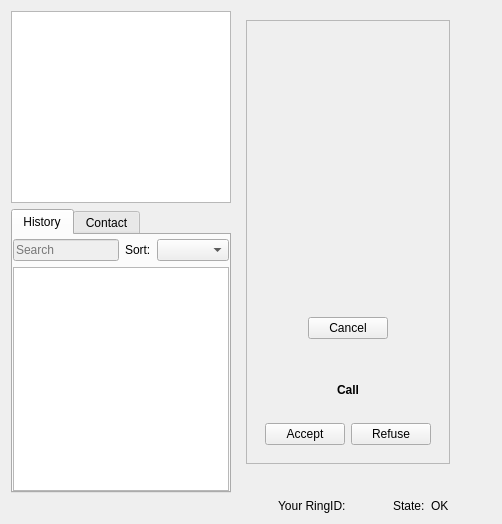
The window that callwidget.ui (savoirfairelinux/jami-client-windows) describes before a commit, drawn with Qt 5.
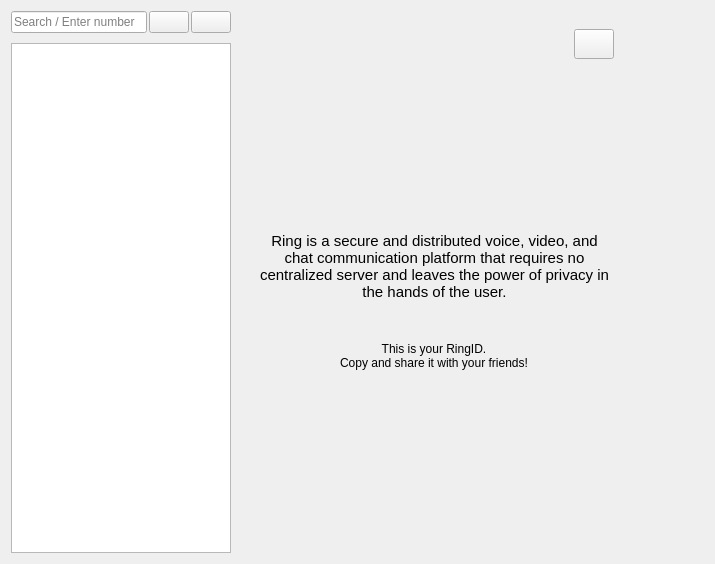
The same window after the commit. The open tabs and pages were chosen to show the change. Icons and pictures are not drawn. Custom widgets are drawn as their Qt base class.

Commit message:
smartlist: implement smart list view
- remove mainbar
- reconnect search/call bar
- add welcome screen
- add smartlist delegate
- use PeopleProxy
- clean and guard (WIN32) code
- remove state label
- convert left tab menu to stackedwidget

WARNING: Depends on #2844 and #2872 of LRC

Issue: #81177

```diff
--- a/callwidget.ui
+++ b/callwidget.ui
@@ -6,8 +6,8 @@
    <rect>
     <x>0</x>
     <y>0</y>
-    <width>502</width>
-    <height>524</height>
+    <width>715</width>
+    <height>564</height>
    </rect>
   </property>
   <property name="sizePolicy">
@@ -33,37 +33,159 @@
        <enum>QLayout::SetMaximumSize</enum>
       </property>
       <item>
-       <widget class="QFrame" name="videoFrame">
-        <property name="sizePolicy">
-         <sizepolicy hsizetype="MinimumExpanding" vsizetype="MinimumExpanding">
-          <horstretch>0</horstretch>
-          <verstretch>0</verstretch>
-         </sizepolicy>
+       <widget class="QStackedWidget" name="stackedWidget">
+        <property name="currentIndex">
+         <number>0</number>
         </property>
+        <widget class="QWidget" name="welcomePage">
+         <layout class="QGridLayout" name="gridLayout_2">
+          <item row="3" column="0" colspan="2" alignment="Qt::AlignHCenter">
+           <widget class="QLabel" name="label">
+            <property name="font">
+             <font>
+              <underline>false</underline>
+              <strikeout>false</strikeout>
+              <kerning>true</kerning>
+             </font>
+            </property>
+            <property name="text">
+             <string>This is your RingID.
+Copy and share it with your friends!</string>
+            </property>
+            <property name="alignment">
+             <set>Qt::AlignCenter</set>
+            </property>
+            <property name="wordWrap">
+             <bool>true</bool>
+            </property>
+           </widget>
+          </item>
+          <item row="6" column="0">
+           <spacer name="verticalSpacer_2">
+            <property name="orientation">
+             <enum>Qt::Vertical</enum>
+            </property>
+            <property name="sizeHint" stdset="0">
+             <size>
+              <width>20</width>
+              <height>40</height>
+             </size>
+            </property>
+           </spacer>
+          </item>
+          <item row="0" column="1" alignment="Qt::AlignRight|Qt::AlignTop">
+           <widget class="QPushButton" name="settingsButton">
+            <property name="minimumSize">
+             <size>
+              <width>30</width>
+              <height>30</height>
+             </size>
+            </property>
+            <property name="text">
+             <string/>
+            </property>
+            <property name="icon">
+             <iconset resource="ressources.qrc">
+              <normaloff>:/images/settings.png</normaloff>:/images/settings.png</iconset>
+            </property>
+            <property name="iconSize">
+             <size>
+              <width>25</width>
+              <height>25</height>
+             </size>
+            </property>
+            <property name="flat">
+             <bool>false</bool>
+            </property>
+           </widget>
+          </item>
+          <item row="4" column="0" colspan="2" alignment="Qt::AlignHCenter">
+           <widget class="QLabel" name="ringIdLabel">
         <property name="minimumSize">
          <size>
           <width>0</width>
           <height>0</height>
          </size>
         </property>
-        <property name="frameShape">
-         <enum>QFrame::StyledPanel</enum>
-        </property>
-        <property name="frameShadow">
-         <enum>QFrame::Raised</enum>
-        </property>
-        <layout class="QVBoxLayout" name="verticalLayout_7">
-         <item>
-          <widget class="VideoView" name="videoWidget" native="true">
+            <property name="font">
+             <font>
+              <pointsize>12</pointsize>
+             </font>
+            </property>
+            <property name="text">
+             <string notr="true"/>
+            </property>
+            <property name="margin">
+             <number>0</number>
+            </property>
+            <property name="textInteractionFlags">
+             <set>Qt::LinksAccessibleByMouse|Qt::TextSelectableByMouse</set>
+            </property>
+           </widget>
+          </item>
+          <item row="2" column="0" colspan="2" alignment="Qt::AlignHCenter">
+           <widget class="QLabel" name="descLabel">
            <property name="sizePolicy">
-            <sizepolicy hsizetype="MinimumExpanding" vsizetype="MinimumExpanding">
+             <sizepolicy hsizetype="Expanding" vsizetype="Expanding">
              <horstretch>0</horstretch>
              <verstretch>0</verstretch>
             </sizepolicy>
            </property>
-          </widget>
-         </item>
-         <item>
+            <property name="font">
+             <font>
+              <pointsize>11</pointsize>
+              <weight>50</weight>
+              <bold>false</bold>
+             </font>
+            </property>
+            <property name="text">
+             <string>Ring is a secure and distributed voice, video, and chat communication platform that requires no centralized server and leaves the power of privacy in the hands of the user.</string>
+            </property>
+            <property name="alignment">
+             <set>Qt::AlignCenter</set>
+            </property>
+            <property name="wordWrap">
+             <bool>true</bool>
+            </property>
+           </widget>
+          </item>
+          <item row="1" column="0" colspan="2">
+           <widget class="QLabel" name="ringLogo">
+            <property name="sizePolicy">
+             <sizepolicy hsizetype="Preferred" vsizetype="Maximum">
+              <horstretch>0</horstretch>
+              <verstretch>0</verstretch>
+             </sizepolicy>
+            </property>
+            <property name="maximumSize">
+             <size>
+              <width>16777215</width>
+              <height>200</height>
+             </size>
+            </property>
+            <property name="text">
+             <string/>
+            </property>
+           </widget>
+          </item>
+          <item row="0" column="0">
+           <spacer name="verticalSpacer">
+            <property name="orientation">
+             <enum>Qt::Vertical</enum>
+            </property>
+            <property name="sizeHint" stdset="0">
+             <size>
+              <width>20</width>
+              <height>40</height>
+             </size>
+            </property>
+           </spacer>
+          </item>
+         </layout>
+        </widget>
+        <widget class="QWidget" name="callInvitePage">
+         <layout class="QVBoxLayout" name="verticalLayout_9">
+          <item alignment="Qt::AlignHCenter|Qt::AlignVCenter">
           <widget class="QWidget" name="spinnerWidget" native="true">
            <layout class="QVBoxLayout" name="spinnerLayout">
             <item alignment="Qt::AlignHCenter|Qt::AlignVCenter">
@@ -171,32 +293,12 @@
          </item>
         </layout>
        </widget>
-      </item>
-      <item alignment="Qt::AlignHCenter">
-       <widget class="QLabel" name="callStateLabel">
-        <property name="sizePolicy">
-         <sizepolicy hsizetype="Preferred" vsizetype="Fixed">
-          <horstretch>0</horstretch>
-          <verstretch>0</verstretch>
-         </sizepolicy>
-        </property>
-        <property name="text">
-         <string notr="true"/>
-        </property>
-       </widget>
-      </item>
-     </layout>
-    </widget>
-   </item>
-   <item row="0" column="2">
-    <layout class="QVBoxLayout" name="verticalLayout_8">
-     <property name="leftMargin">
-      <number>0</number>
-     </property>
+        <widget class="QWidget" name="videoPage">
+         <layout class="QVBoxLayout" name="verticalLayout_10">
      <item>
-      <widget class="InstantMessagingWidget" name="instantMessagingWidget" native="true">
+           <widget class="QFrame" name="videoFrame">
        <property name="sizePolicy">
-        <sizepolicy hsizetype="MinimumExpanding" vsizetype="Expanding">
+             <sizepolicy hsizetype="MinimumExpanding" vsizetype="MinimumExpanding">
          <horstretch>0</horstretch>
          <verstretch>0</verstretch>
         </sizepolicy>
@@ -207,52 +309,32 @@
          <height>0</height>
         </size>
        </property>
-      </widget>
-     </item>
-    </layout>
-   </item>
-   <item row="1" column="1">
-    <layout class="QHBoxLayout" name="horizontalLayout_5" stretch="1,0,0">
-     <property name="topMargin">
-      <number>0</number>
-     </property>
-     <property name="rightMargin">
-      <number>10</number>
-     </property>
-     <item alignment="Qt::AlignHCenter">
-      <widget class="QLabel" name="ringIdLabel">
-       <property name="minimumSize">
-        <size>
-         <width>0</width>
-         <height>0</height>
-        </size>
-       </property>
-       <property name="text">
-        <string notr="true">Your RingID:</string>
-       </property>
-       <property name="margin">
-        <number>0</number>
-       </property>
-       <property name="textInteractionFlags">
-        <set>Qt::LinksAccessibleByMouse|Qt::TextSelectableByMouse</set>
-       </property>
-      </widget>
-     </item>
-     <item>
-      <widget class="QLabel" name="stateLabel">
-       <property name="text">
-        <string>State:</string>
-       </property>
-      </widget>
-     </item>
-     <item alignment="Qt::AlignRight">
-      <widget class="QLabel" name="accountStateHintLabel">
-       <property name="text">
-        <string>OK</string>
-       </property>
-      </widget>
-     </item>
-    </layout>
+            <property name="frameShape">
+             <enum>QFrame::StyledPanel</enum>
+            </property>
+            <property name="frameShadow">
+             <enum>QFrame::Raised</enum>
+            </property>
+            <layout class="QVBoxLayout" name="verticalLayout_7">
+             <item>
+              <widget class="VideoView" name="videoWidget" native="true">
+               <property name="sizePolicy">
+                <sizepolicy hsizetype="MinimumExpanding" vsizetype="MinimumExpanding">
+                 <horstretch>0</horstretch>
+                 <verstretch>0</verstretch>
+                </sizepolicy>
+               </property>
+              </widget>
+             </item>
+            </layout>
+           </widget>
+          </item>
+         </layout>
+        </widget>
+       </widget>
+      </item>
+     </layout>
+    </widget>
    </item>
    <item row="0" column="0">
     <layout class="QVBoxLayout" name="verticalLayout_2">
@@ -263,96 +345,39 @@
       <enum>QLayout::SetDefaultConstraint</enum>
      </property>
      <item>
-      <layout class="QVBoxLayout" name="verticalLayout_5" stretch="0,1">
-       <property name="topMargin">
-        <number>0</number>
-       </property>
-       <item>
-        <widget class="QListView" name="callList">
-         <property name="sizePolicy">
-          <sizepolicy hsizetype="MinimumExpanding" vsizetype="MinimumExpanding">
-           <horstretch>0</horstretch>
-           <verstretch>0</verstretch>
-          </sizepolicy>
-         </property>
-         <property name="minimumSize">
-          <size>
-           <width>0</width>
-           <height>0</height>
-          </size>
-         </property>
+      <widget class="QWidget" name="selectBar" native="true">
          <property name="maximumSize">
           <size>
            <width>220</width>
            <height>16777215</height>
           </size>
          </property>
-        </widget>
-       </item>
-       <item>
-        <widget class="QTabWidget" name="tabWidget">
-         <property name="sizePolicy">
-          <sizepolicy hsizetype="MinimumExpanding" vsizetype="MinimumExpanding">
-           <horstretch>0</horstretch>
-           <verstretch>0</verstretch>
-          </sizepolicy>
-         </property>
-         <property name="minimumSize">
-          <size>
-           <width>0</width>
-           <height>0</height>
-          </size>
-         </property>
-         <property name="maximumSize">
-          <size>
-           <width>220</width>
-           <height>16777215</height>
-          </size>
-         </property>
-         <property name="currentIndex">
-          <number>1</number>
-         </property>
-         <widget class="QWidget" name="historyTab">
-          <property name="sizePolicy">
-           <sizepolicy hsizetype="MinimumExpanding" vsizetype="MinimumExpanding">
-            <horstretch>0</horstretch>
-            <verstretch>0</verstretch>
-           </sizepolicy>
-          </property>
-          <property name="minimumSize">
-           <size>
-            <width>0</width>
-            <height>0</height>
-           </size>
-          </property>
-          <attribute name="title">
-           <string>History</string>
-          </attribute>
-          <layout class="QVBoxLayout" name="verticalLayout_6">
-           <property name="leftMargin">
-            <number>0</number>
-           </property>
-           <property name="topMargin">
-            <number>4</number>
-           </property>
-           <property name="rightMargin">
-            <number>0</number>
-           </property>
-           <property name="bottomMargin">
-            <number>0</number>
-           </property>
-           <item>
             <layout class="QHBoxLayout" name="horizontalLayout_4">
+        <property name="spacing">
+         <number>2</number>
+        </property>
+        <property name="leftMargin">
+         <number>0</number>
+        </property>
              <property name="topMargin">
               <number>0</number>
              </property>
+        <property name="rightMargin">
+         <number>0</number>
+        </property>
+        <property name="bottomMargin">
+         <number>0</number>
+        </property>
              <item>
-              <widget class="QLineEdit" name="lineEdit">
+         <widget class="QLineEdit" name="searchEdit">
                <property name="enabled">
-                <bool>false</bool>
+           <bool>true</bool>
+          </property>
+          <property name="maxLength">
+           <number>100</number>
                </property>
                <property name="placeholderText">
-                <string>Search</string>
+           <string>Search / Enter number</string>
                </property>
                <property name="clearButtonEnabled">
                 <bool>true</bool>
@@ -360,23 +385,43 @@
               </widget>
              </item>
              <item>
-              <widget class="QLabel" name="label">
+         <widget class="QPushButton" name="contactButton">
                <property name="text">
-                <string>Sort:</string>
+           <string/>
+          </property>
+          <property name="icon">
+           <iconset resource="ressources.qrc">
+            <normaloff>:/images/account.png</normaloff>:/images/account.png</iconset>
+          </property>
+          <property name="checkable">
+           <bool>true</bool>
                </property>
               </widget>
              </item>
              <item>
-              <widget class="QComboBox" name="sortComboBox">
-               <property name="layoutDirection">
-                <enum>Qt::LeftToRight</enum>
+         <widget class="QPushButton" name="historicButton">
+          <property name="text">
+           <string/>
+          </property>
+          <property name="icon">
+           <iconset resource="ressources.qrc">
+            <normaloff>:/images/history.png</normaloff>:/images/history.png</iconset>
+          </property>
+          <property name="checkable">
+           <bool>true</bool>
                </property>
               </widget>
              </item>
             </layout>
+      </widget>
            </item>
            <item>
-            <widget class="QTreeView" name="historyList">
+      <layout class="QVBoxLayout" name="verticalLayout_5" stretch="0">
+       <property name="topMargin">
+        <number>0</number>
+       </property>
+       <item>
+        <widget class="QStackedWidget" name="mainTabMenu">
              <property name="sizePolicy">
               <sizepolicy hsizetype="MinimumExpanding" vsizetype="MinimumExpanding">
                <horstretch>0</horstretch>
@@ -395,23 +440,29 @@
                <height>16777215</height>
               </size>
              </property>
-             <property name="frameShadow">
-              <enum>QFrame::Plain</enum>
-             </property>
-            </widget>
+         <property name="currentIndex">
+          <number>0</number>
+         </property>
+         <widget class="QWidget" name="mainTabMenuPage1" native="true">
+          <layout class="QVBoxLayout" name="verticalLayout_6">
+           <property name="leftMargin">
+            <number>0</number>
+           </property>
+           <property name="topMargin">
+            <number>4</number>
+           </property>
+           <property name="rightMargin">
+            <number>0</number>
+           </property>
+           <property name="bottomMargin">
+            <number>0</number>
+           </property>
+           <item>
+            <widget class="QTreeView" name="smartList"/>
            </item>
           </layout>
          </widget>
-         <widget class="QWidget" name="contactTab">
-          <property name="sizePolicy">
-           <sizepolicy hsizetype="MinimumExpanding" vsizetype="MinimumExpanding">
-            <horstretch>0</horstretch>
-            <verstretch>0</verstretch>
-           </sizepolicy>
-          </property>
-          <attribute name="title">
-           <string>Contact</string>
-          </attribute>
+         <widget class="QWidget" name="mainTabMenuPage2" native="true">
           <layout class="QHBoxLayout" name="horizontalLayout_3">
            <property name="leftMargin">
             <number>0</number>
@@ -446,12 +497,54 @@
            </item>
           </layout>
          </widget>
-        </widget>
+         <widget class="QWidget" name="mainTabMenuPage3" native="true">
+          <layout class="QHBoxLayout" name="horizontalLayout_2">
+           <property name="leftMargin">
+            <number>0</number>
+           </property>
+           <property name="topMargin">
+            <number>4</number>
+           </property>
+           <property name="rightMargin">
+            <number>0</number>
+           </property>
+           <property name="bottomMargin">
+            <number>0</number>
+           </property>
+           <item>
+            <widget class="QTreeView" name="historyList"/>
+           </item>
+          </layout>
+         </widget>
+        </widget>
        </item>
       </layout>
      </item>
     </layout>
    </item>
+   <item row="0" column="2">
+    <layout class="QVBoxLayout" name="verticalLayout_8">
+     <property name="leftMargin">
+      <number>0</number>
+     </property>
+     <item>
+      <widget class="InstantMessagingWidget" name="instantMessagingWidget" native="true">
+       <property name="sizePolicy">
+        <sizepolicy hsizetype="MinimumExpanding" vsizetype="Expanding">
+         <horstretch>0</horstretch>
+         <verstretch>0</verstretch>
+        </sizepolicy>
+       </property>
+       <property name="minimumSize">
+        <size>
+         <width>0</width>
+         <height>0</height>
+        </size>
+       </property>
+      </widget>
+     </item>
+    </layout>
+   </item>
   </layout>
  </widget>
  <customwidgets>
```
Lines whose indentation alone changed are shown as unchanged. The commit also changes 29 other files.
